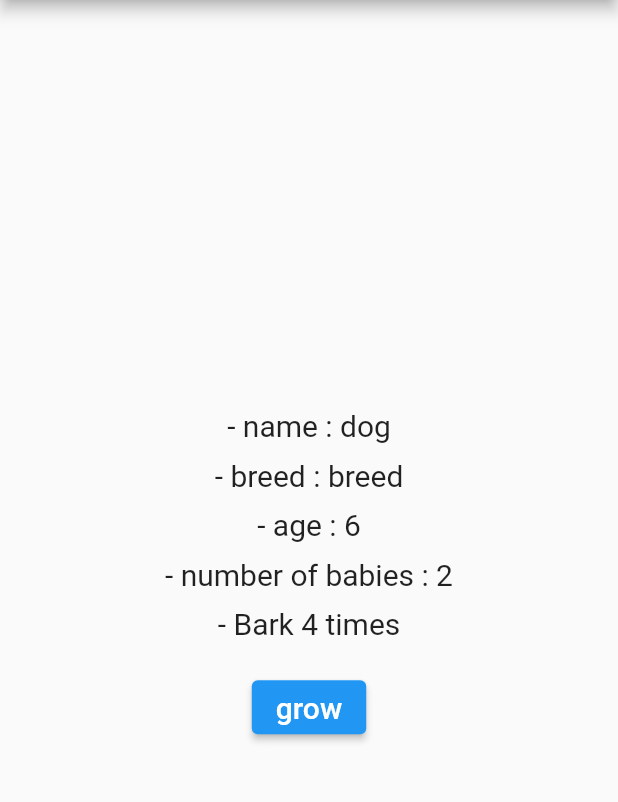
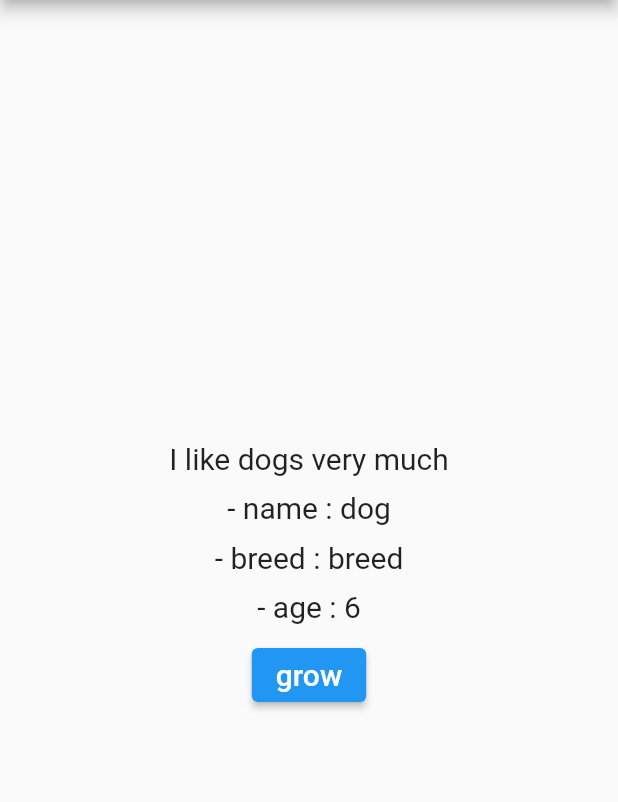
Before and after one commit to qwq140/flutter_provider_ex, a Flutter app: the screen it shows after launch, after a tap on "grow", on a phone screen of 412 x 824 dp, the part 84-886 px from its top. Run offline on Flutter 3.47's test engine with Material 2 defaults, Android fonts, the phone set to English and light mode, and no system bars.

Commit message:
consumer

```diff
--- /dev/null
+++ b/lib/consumer/model/dog.dart
@@ -0,0 +1,15 @@
+import 'package:flutter/material.dart';
+
+class Dog with ChangeNotifier{
+  final String name;
+  final String breed;
+  int age;
+
+  Dog({required this.name, required this.breed, this.age = 1});
+
+  void grow() {
+    age++;
+    notifyListeners();
+    print('dog age : $age');
+  }
+}
--- /dev/null
+++ b/lib/consumer/view/component/age.dart
@@ -0,0 +1,29 @@
+import 'package:flutter/material.dart';
+import 'package:flutter_provider_ex/consumer/model/dog.dart';
+import 'package:provider/provider.dart';
+
+class Age extends StatelessWidget {
+  const Age({Key? key,}) : super(key: key);
+
+  @override
+  Widget build(BuildContext context) {
+    return Consumer<Dog>(builder: (_, Dog dog, __) {
+      return Column(
+        children: [
+          Text(
+            '- age : ${dog.age}',
+            style: TextStyle(fontSize: 20),
+          ),
+          const SizedBox(height: 10),
+          ElevatedButton(
+            onPressed: () => dog.grow(),
+            child: const Text(
+              'grow',
+              style: TextStyle(fontSize: 20),
+            ),
+          ),
+        ],
+      );
+    },);
+  }
+}
--- /dev/null
+++ b/lib/consumer/view/component/breed_and_age.dart
@@ -0,0 +1,21 @@
+import 'package:flutter/material.dart';
+import 'package:flutter_provider_ex/consumer/model/dog.dart';
+import 'package:flutter_provider_ex/consumer/view/component/age.dart';
+import 'package:provider/provider.dart';
+
+class BreedAndAge extends StatelessWidget {
+  const BreedAndAge({Key? key}) : super(key: key);
+
+  @override
+  Widget build(BuildContext context) {
+    return Consumer<Dog>(builder: (_, Dog dog, __) {
+      return Column(
+        children: [
+          Text('- breed : ${dog.breed}', style: const TextStyle(fontSize: 20),),
+          const SizedBox(height: 10,),
+          const Age(),
+        ],
+      );
+    },);
+  }
+}
--- /dev/null
+++ b/lib/consumer/view/home_page.dart
@@ -0,0 +1,45 @@
+import 'package:flutter/material.dart';
+import 'package:flutter_provider_ex/consumer/model/dog.dart';
+import 'package:flutter_provider_ex/consumer/view/component/breed_and_age.dart';
+import 'package:provider/provider.dart';
+
+class HomePage extends StatelessWidget {
+  const HomePage({Key? key}) : super(key: key);
+
+  @override
+  Widget build(BuildContext context) {
+    return Scaffold(
+      appBar: AppBar(
+        title: const Text('Provider Extension Method'),
+      ),
+      // child : 리빌드가 필요하지 않는 위젯 정의
+      body: Consumer<Dog>(
+        builder: (context, Dog dog, child) {
+          return Center(
+            child: Column(
+              mainAxisAlignment: MainAxisAlignment.center,
+              children: [
+                child!,
+                const SizedBox(
+                  height: 10,
+                ),
+                Text(
+                  '- name : ${dog.name}',
+                  style: const TextStyle(fontSize: 20),
+                ),
+                const SizedBox(
+                  height: 10,
+                ),
+                const BreedAndAge(),
+              ],
+            ),
+          );
+        },
+        child: Text(
+          'I like dogs very much',
+          style: TextStyle(fontSize: 20),
+        ),
+      ),
+    );
+  }
+}
--- a/lib/main.dart
+++ b/lib/main.dart
@@ -1,7 +1,6 @@
 import 'package:flutter/material.dart';
-import 'package:flutter_provider_ex/stream_provider/model/babies.dart';
-import 'package:flutter_provider_ex/stream_provider/model/dog.dart';
-import 'package:flutter_provider_ex/stream_provider/view/home_page.dart';
+import 'package:flutter_provider_ex/consumer/model/dog.dart';
+import 'package:flutter_provider_ex/consumer/view/home_page.dart';
 
 import 'package:provider/provider.dart';
 
@@ -21,21 +20,21 @@ class MyApp extends StatelessWidget {
         ChangeNotifierProvider<Dog>(
           create: (context) => dog,
         ),
-        FutureProvider<int>(
-            initialData: 0,
-            create: (context) {
-              final int dogAge = dog.age;
-              final babies = Babies(age: dogAge);
-              return babies.getBabies();
-            }),
-        StreamProvider<String>(
-          initialData: 'Bark 0 times',
-          create: (context) {
-            final int dogAge = dog.age;
-            final babies = Babies(age: dogAge * 2);
-            return babies.bark();
-          },
-        ),
+        // FutureProvider<int>(
+        //     initialData: 0,
+        //     create: (context) {
+        //       final int dogAge = dog.age;
+        //       final babies = Babies(age: dogAge);
+        //       return babies.getBabies();
+        //     }),
+        // StreamProvider<String>(
+        //   initialData: 'Bark 0 times',
+        //   create: (context) {
+        //     final int dogAge = dog.age;
+        //     final babies = Babies(age: dogAge * 2);
+        //     return babies.bark();
+        //   },
+        // ),
       ],
       child: MaterialApp(
         theme: ThemeData(
```
